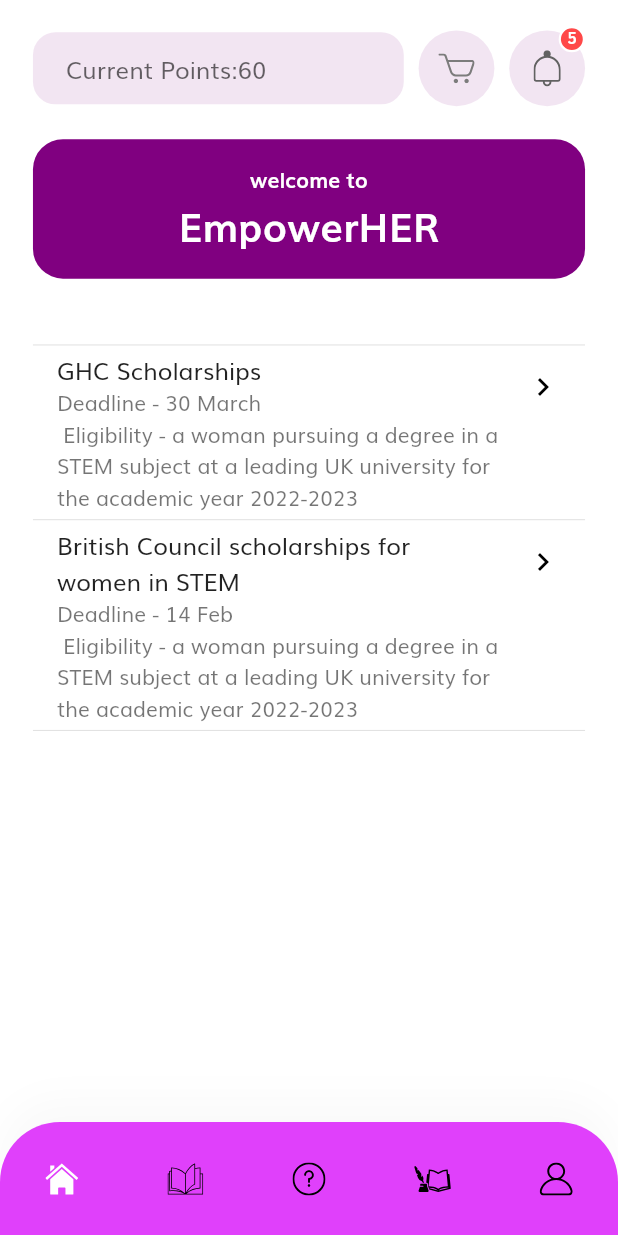
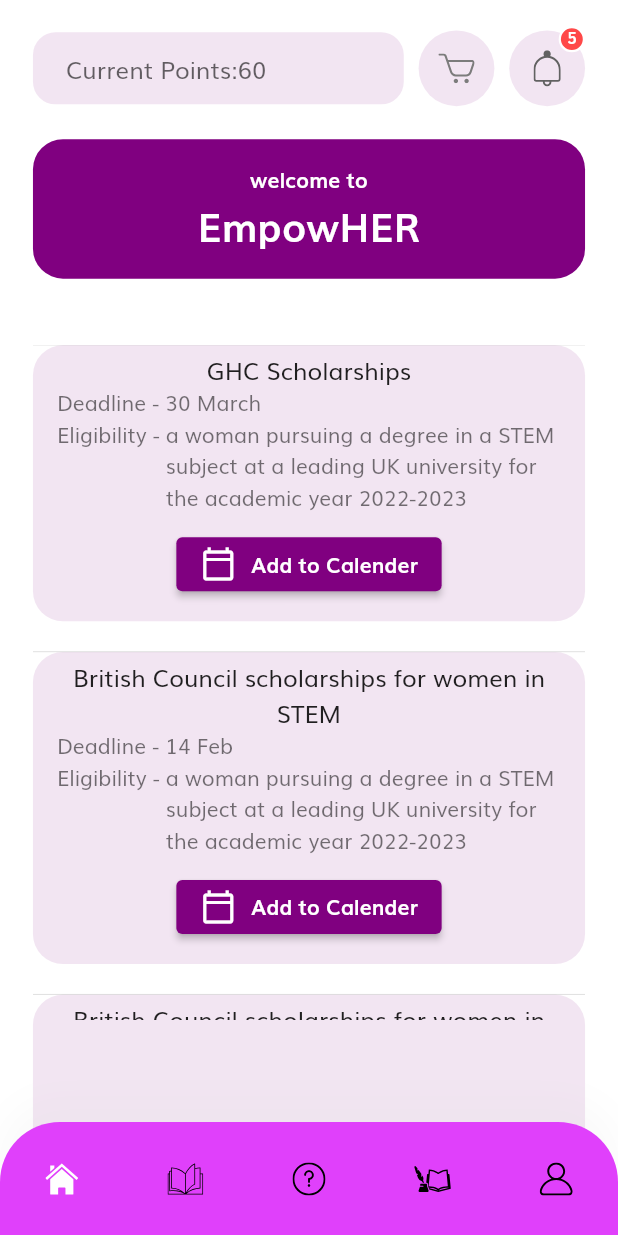
Before and after one commit to SurabhiMishra/EmpowHER-App, a Flutter app: the HomeScreen screen opened by its route, on a phone screen of 412 x 824 dp. Run offline on Flutter 3.47's test engine with Material 2 defaults, Android fonts, the phone set to English and light mode, and no system bars; our stand-ins replace flutter_svg.

Commit message:
Frontend main page

```diff
--- a/lib/screens/home/components/body.dart
+++ b/lib/screens/home/components/body.dart
@@ -14,7 +14,6 @@ class Body extends StatelessWidget {
   @override
   Widget build(BuildContext context) {
     return SafeArea(
-      child: SingleChildScrollView(
       child: Column(
         children: [
           SizedBox(height: getProportionateScreenHeight(20)),
@@ -23,13 +22,12 @@ class Body extends StatelessWidget {
           _buildContent(context),
         ],
       ),
-      ),
     );
   }
 
   Widget _buildContent(BuildContext context) {
     return Container(
-      height: 700,
+      height: 450,
       margin: EdgeInsets.all(getProportionateScreenWidth(20)),
       child: StreamBuilder<List<Opportunities>>(
         stream: opporStream(),
@@ -37,15 +35,9 @@ class Body extends StatelessWidget {
           return ListItemBuilder<Opportunities>(
             snapshot: snapshot,
             itemBuilder: (context, oppor) =>
-                Dismissible(
-                  key: Key('oppor-${oppor.url}'),
-                  background: Container(color: Colors.red),
-                  // direction: DismissDirection.endToStart,
-                  // onDismissed: (direction) => _delete(context, report),
-                  child: JobListTile(
+                JobListTile(
                   oppor: oppor,
                   // onTap: () => _showReport(context,report),
-                  ),
                 ),
           );
         },
@@ -67,6 +59,18 @@ class Body extends StatelessWidget {
             deadline: "14 Feb",
           eligibility: "a woman pursuing a degree in a STEM subject at a leading UK university for the academic year 2022-2023",
         ),
+        Opportunities(
+          name: "British Council scholarships for women in STEM",
+          url: "https://www.britishcouncil.org/study-work-abroad/in-uk/scholarship-women-stem?gclid=Cj0KCQiA3fiPBhCCARIsAFQ8QzVNpqjm1_vE8RAd8EUoAN9qLr5yy7KDB6zMM8FQ2Y5OyV0ux2ZNQ0UaAuWxEALw_wcB&gclsrc=aw.ds",
+          deadline: "14 Feb",
+          eligibility: "a woman pursuing a degree in a STEM subject at a leading UK university for the academic year 2022-2023",
+        ),
+        Opportunities(
+          name: "British Council scholarships for women in STEM",
+          url: "https://www.britishcouncil.org/study-work-abroad/in-uk/scholarship-women-stem?gclid=Cj0KCQiA3fiPBhCCARIsAFQ8QzVNpqjm1_vE8RAd8EUoAN9qLr5yy7KDB6zMM8FQ2Y5OyV0ux2ZNQ0UaAuWxEALw_wcB&gclsrc=aw.ds",
+          deadline: "14 Feb",
+          eligibility: "a woman pursuing a degree in a STEM subject at a leading UK university for the academic year 2022-2023",
+        ),
       ]
     );
   }
--- a/lib/screens/home/components/home_banner.dart
+++ b/lib/screens/home/components/home_banner.dart
@@ -33,7 +33,7 @@ class HomeBanner extends StatelessWidget {
             ),
           ),
           Text(
-            "EmpowerHER",
+            "EmpowHER",
             style: TextStyle(
               color: Colors.white,
               fontSize: getProportionateScreenWidth(24),
--- a/lib/screens/home/components/job_list_tile.dart
+++ b/lib/screens/home/components/job_list_tile.dart
@@ -1,26 +1,100 @@
 import 'package:flutter/material.dart';
+import 'package:shop_app/constants.dart';
 import 'package:shop_app/screens/home/components/opportunities.dart';
 import 'package:url_launcher/url_launcher.dart';
+
 class JobListTile extends StatelessWidget {
- // const JobListTile({Key? key}) : super(key: key);
+  // const JobListTile({Key? key}) : super(key: key);
 
-  const JobListTile({required this.oppor}) ;
+  const JobListTile({required this.oppor});
+
   final Opportunities oppor;
-
 
   @override
   Widget build(BuildContext context) {
-    return ListTile(
-      // tileColor: report.isPothole? Colors.greenAccent:Colors.redAccent,
-      title: Text("${oppor.name}"),
-      subtitle: Text('Deadline - ${oppor.deadline}\n Eligibility - a woman pursuing a degree in a STEM subject at a leading UK university for the academic year 2022-2023'),
-      trailing: Icon(Icons.chevron_right, color: Colors.black,),
-      onTap: ()=> _launchURL(oppor.url),
+    return Padding(
+      padding: EdgeInsets.fromLTRB(0, 0, 0, 20),
+      child: ListTile(
+        shape:
+            RoundedRectangleBorder(borderRadius: BorderRadius.circular(20.0)),
+        tileColor: kSecondaryColor.withOpacity(0.1),
+        title: Center(
+            child: Text(
+          "${oppor.name}",
+          textAlign: TextAlign.center,
+        )),
+        subtitle: Column(
+          crossAxisAlignment: CrossAxisAlignment.start,
+          children: [
+            Text('Deadline - ${oppor.deadline}'),
+            Row(
+              crossAxisAlignment: CrossAxisAlignment.start,
+              children: [
+                Text('Eligibility - '),
+                Flexible(
+                    child: Text(
+                        'a woman pursuing a degree in a STEM subject at a leading UK university for the academic year 2022-2023')),
+              ],
+            ),
+            SizedBox(height: 10),
+            Align(
+              alignment: Alignment.bottomCenter,
+              child: ElevatedButton(
+                style: ElevatedButton.styleFrom(
+                  primary: kPrimaryColor,
+                ),
+                onPressed: () {
+                  showDialog<void>(
+                    context: context,
+                    barrierDismissible: false, // user must tap button!
+                    builder: (BuildContext context) {
+                      return AlertDialog(
+                        title: const Text('Reminder Added Successfully '),
+                        content: SingleChildScrollView(
+                          child: ListBody(
+                            children: const <Widget>[
+                              Text('We have added reminder to your calender'),
+                            ],
+                          ),
+                        ),
+                        actions: <Widget>[
+                          TextButton(
+                            child: const Text(
+                              'Ok',
+                              style: TextStyle(color: kPrimaryColor),
+                            ),
+                            onPressed: () {
+                              Navigator.of(context).pop();
+                            },
+                          ),
+                        ],
+                      );
+                    },
+                  );
+                },
+                child: Row(
+                  mainAxisSize: MainAxisSize.min,
+                  children: [
+                    Icon(Icons.calendar_today_outlined),
+                    SizedBox(width: 10),
+                    Text(
+                      "Add to Calender",
+                      style: TextStyle(fontWeight: FontWeight.bold),
+                    ),
+                  ],
+                ),
+              ),
+            ),
+            SizedBox(height: 10),
+          ],
+        ),
+        onTap: () => _launchURL(oppor.url),
+      ),
     );
   }
 
   void _launchURL(String? url) async {
-    if(url != null) {
+    if (url != null) {
       if (!await launch(url)) throw 'Could not launch $url';
     }
   }
--- a/lib/screens/home/components/list_item_builder.dart
+++ b/lib/screens/home/components/list_item_builder.dart
@@ -38,6 +38,7 @@ class ListItemBuilder<T> extends StatelessWidget {
 
   Widget _buildList(List<T>? items) {
     return ListView.separated(
+      physics: BouncingScrollPhysics(),
       separatorBuilder: (context,index)=> Divider(height: 0.5),
       itemCount: items!=null? items.length+2: 0,
       itemBuilder: (context,index){
```
Lines whose indentation alone changed are shown as unchanged.
